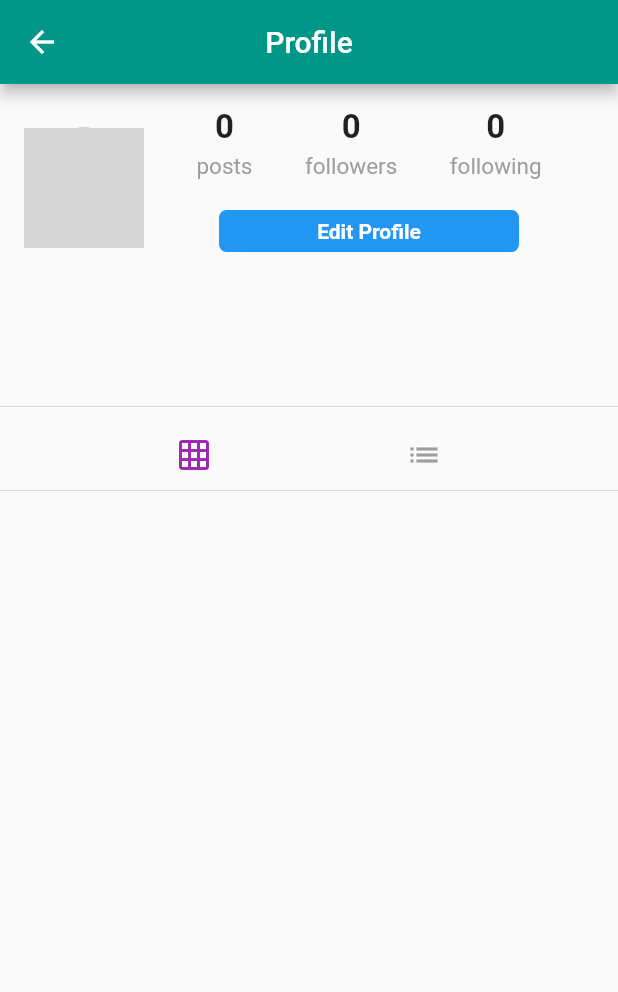
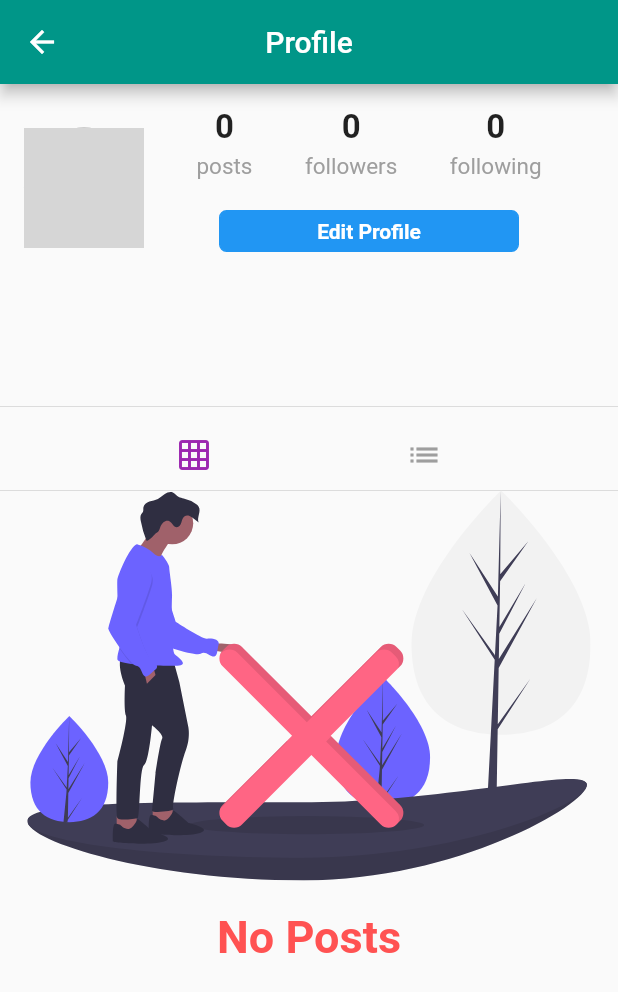
Before and after one commit to imrishuroy/Flutter-Social-Connect, a Flutter app: the Profile screen opened directly, on a phone screen of 412 x 824 dp. Shown: the top 992 px of the screen. Run offline on Flutter 3.47's test engine with Material 2 defaults, Android fonts, the phone set to English and light mode, and no system bars; our stand-ins replace cached_network_image, cloud_firestore, firebase_core, firebase_storage, flutter_svg, geocoding and 3 more; accounts and stored records are empty; network calls fail; grey boxes are pictures that could not be loaded.

Commit message:
Added No Content image if there is no post

```diff
--- a/lib/pages/profile.dart
+++ b/lib/pages/profile.dart
@@ -2,6 +2,7 @@ import 'package:cached_network_image/cached_network_image.dart';
 import 'package:cloud_firestore/cloud_firestore.dart';
 
 import 'package:flutter/material.dart';
+import 'package:flutter_svg/flutter_svg.dart';
 import 'package:social_connect/models/app_user.dart';
 import 'package:social_connect/pages/edit_profile.dart';
 import 'package:social_connect/pages/home.dart';
@@ -204,6 +205,29 @@ class _ProfileState extends State<Profile> {
   buidProfilePosts() {
     if (isLoading) {
       return CircularProgressIndicator();
+    } else if (posts.isEmpty) {
+      return Container(
+        child: Column(
+          mainAxisAlignment: MainAxisAlignment.center,
+          children: [
+            SvgPicture.asset(
+              'assets/images/no_content.svg',
+              height: 260.0,
+            ),
+            Padding(
+              padding: EdgeInsets.only(top: 20.0),
+              child: Text(
+                'No Posts',
+                style: TextStyle(
+                  color: Colors.redAccent,
+                  fontSize: 30.0,
+                  fontWeight: FontWeight.bold,
+                ),
+              ),
+            ),
+          ],
+        ),
+      );
     } else if (postOrientation == 'grid') {
       List<GridTile> gridTiles = [];
       posts.forEach(
```
